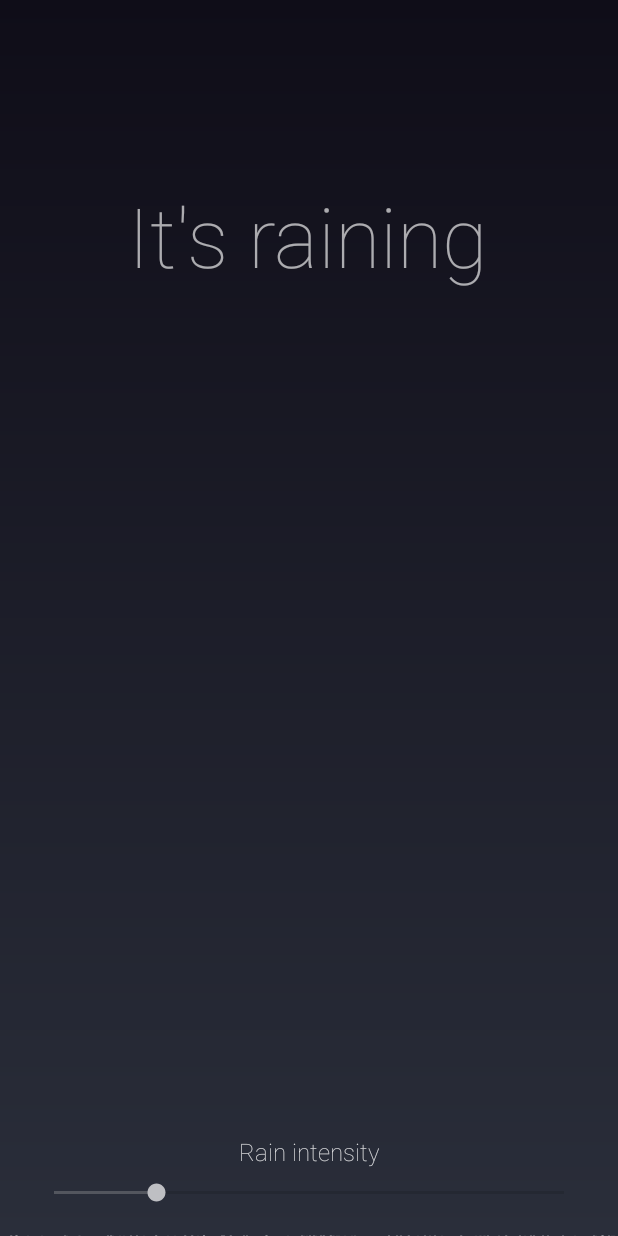
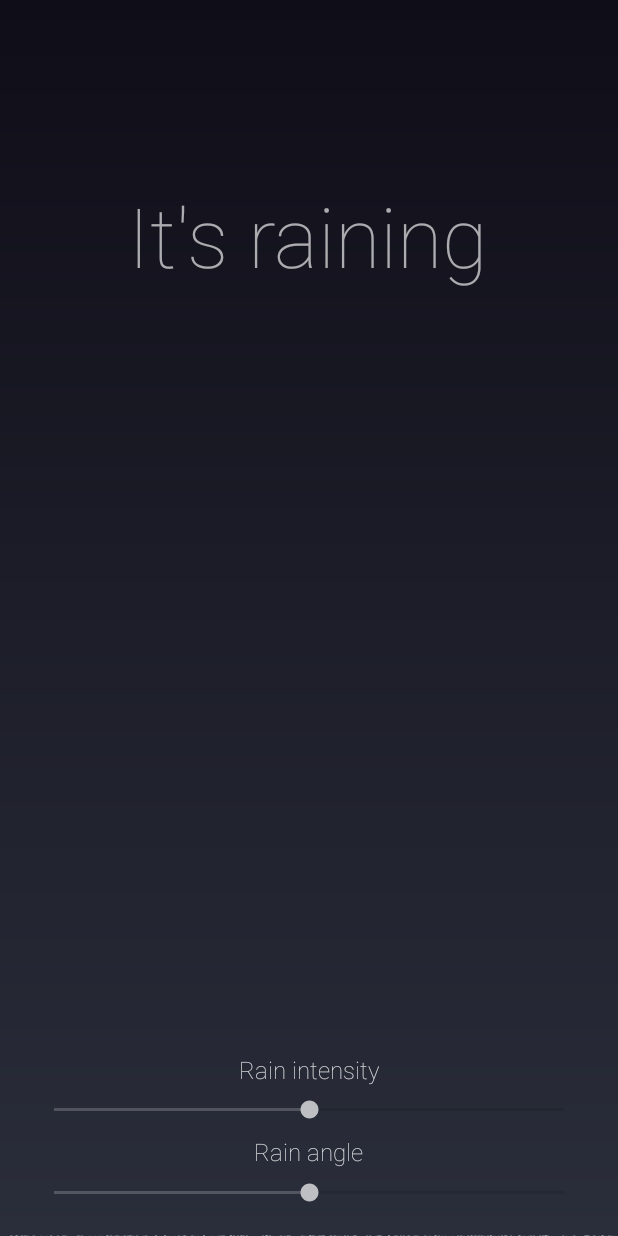
Before and after one commit to rmnvich/RainView, an Android app: the screen it shows after launch (MainActivity), on a phone screen of 412 x 824 dp. Run offline under Robolectric (Android 15) with nearby library versions, the phone set to English and light mode, and no system bars.

Commit message:
Changing rain angle

```diff
--- a/app/src/main/java/com/example/rain/Extensions.kt
+++ b/app/src/main/java/com/example/rain/Extensions.kt
@@ -1,7 +1,22 @@
 package com.example.rain
 
 import android.content.Context
+import android.widget.SeekBar
+import androidx.appcompat.widget.AppCompatSeekBar
 
 fun Context.dpToPx(dp: Float): Float {
     return resources.displayMetrics.density * dp
 }
+
+fun Float.degToRad(): Float {
+    return this * Math.PI.toFloat() / 180
+}
+
+inline fun AppCompatSeekBar.setOnProgressChangeListener(crossinline onProgressChanged: (Int) -> Unit) {
+    return this.setOnSeekBarChangeListener(object : SeekBar.OnSeekBarChangeListener {
+        override fun onStartTrackingTouch(seekBar: SeekBar?) = Unit
+        override fun onStopTrackingTouch(seekBar: SeekBar?) = Unit
+        override fun onProgressChanged(seekBar: SeekBar?, progress: Int, fromUser: Boolean) =
+            onProgressChanged(progress)
+    })
+}
--- a/app/src/main/java/com/example/rain/MainActivity.kt
+++ b/app/src/main/java/com/example/rain/MainActivity.kt
@@ -1,8 +1,8 @@
 package com.example.rain
 
 import android.annotation.SuppressLint
+import android.os.Build
 import android.os.Bundle
-import android.widget.SeekBar
 import androidx.appcompat.app.AppCompatActivity
 import kotlinx.android.synthetic.main.activity_main.*
 
@@ -11,21 +11,30 @@ class MainActivity : AppCompatActivity() {
     override fun onCreate(savedInstanceState: Bundle?) {
         super.onCreate(savedInstanceState)
         setContentView(R.layout.activity_main)
-        prepareSeekBar()
+        prepareIntensitySeekBar()
+        prepareAngleSeekBar()
     }
 
-    private fun prepareSeekBar() {
+    private fun prepareIntensitySeekBar() {
         rainIntensitySeekBar.progress = rainView.getRainIntensity()
-        rainIntensitySeekBar.setOnSeekBarChangeListener(object : SeekBar.OnSeekBarChangeListener {
-            override fun onProgressChanged(seekBar: SeekBar?, progress: Int, from: Boolean) {
-                if (progress != rainView.getRainIntensity()) {
-                    rainView.setRainIntensity(progress)
-                    handleWeatherTextView(progress)
-                }
+        rainIntensitySeekBar.setOnProgressChangeListener { progress ->
+            if (progress != rainView.getRainIntensity()) {
+                rainView.setRainIntensity(progress)
+                handleWeatherTextView(progress)
             }
-            override fun onStartTrackingTouch(seekBar: SeekBar?) = Unit
-            override fun onStopTrackingTouch(seekBar: SeekBar?) = Unit
-        })
+        }
+    }
+
+    private fun prepareAngleSeekBar() {
+        if (Build.VERSION.SDK_INT >= Build.VERSION_CODES.O) {
+            rainAngleSeekBar.min = -25
+        }
+        rainAngleSeekBar.progress = rainView.getRainAngle()
+        rainAngleSeekBar.setOnProgressChangeListener { progress ->
+            if (progress != rainView.getRainAngle()) {
+                rainView.setRainAngle(progress)
+            }
+        }
     }
 
     @SuppressLint("SetTextI18n")
--- a/app/src/main/java/com/example/rain/RainView.kt
+++ b/app/src/main/java/com/example/rain/RainView.kt
@@ -8,6 +8,8 @@ import android.util.AttributeSet
 import android.view.View
 import android.view.animation.LinearInterpolator
 import androidx.core.content.ContextCompat
+import kotlin.math.sin
+import kotlin.math.tan
 import kotlin.random.Random
 
 class RainView : View {
@@ -18,7 +20,7 @@ class RainView : View {
         val speed: Long
     ) {
         var x: Float = 0F
-        var y: Float = -100F
+        var y: Float = -DEFAULT_MAX_DROP_HEIGHT.toFloat()
     }
 
     private val rain: List<Drop> = ArrayList()
@@ -27,6 +29,7 @@ class RainView : View {
     private val rainAnimators: List<ValueAnimator> = ArrayList()
 
     private var rainIntensity: Int = 0
+    private var rainAngle: Int = 0
 
     constructor(context: Context?) : super(context) {
         initView(null)
@@ -51,6 +54,9 @@ class RainView : View {
             rainIntensity =
                 typedArray.getInt(R.styleable.RainView_rainIntensity, getDefaultRainIntensity())
 
+            rainAngle =
+                typedArray.getInt(R.styleable.RainView_rainAngle, getDefaultRainAngle())
+
             typedArray.recycle()
         } else {
             rainIntensity = getDefaultRainIntensity()
@@ -70,14 +76,17 @@ class RainView : View {
         if (canvas == null) return
 
         rain.forEachIndexed { dropIndex, drop ->
-            canvas.drawLine(
-                drop.x,
-                drop.y,
-                drop.x,
-                drop.y + context.dpToPx(drop.height),
-                rainPaints[dropIndex]
-            )
+            val stopY = drop.y + context.dpToPx(drop.height)
+            val stopX = tan(rainAngle.toFloat().degToRad()) * context.dpToPx(drop.height) + drop.x
+
+            canvas.drawLine(drop.x, drop.y, stopX, stopY, rainPaints[dropIndex])
         }
+    }
+
+    fun getRainAngle(): Int = rainAngle
+
+    fun setRainAngle(angle: Int) {
+        rainAngle = angle
     }
 
     fun getRainIntensity(): Int = rainIntensity
@@ -157,10 +166,20 @@ class RainView : View {
     }
 
     private fun getDropValueAnimator(dropIndex: Int): ValueAnimator {
-        return ValueAnimator.ofInt(0, measuredHeight).apply {
+        return ValueAnimator.ofInt(-DEFAULT_MAX_DROP_HEIGHT, measuredHeight).apply {
             addUpdateListener { valueAnimator ->
                 val newYCoordinate = (valueAnimator.animatedValue as Int).toFloat()
+                val newXCoordinate = rain[dropIndex].x +
+                        sin(rainAngle.toFloat().degToRad()) *
+                        (measuredHeight.toFloat() / duration.toFloat()) *
+                        (newYCoordinate - rain[dropIndex].y)
+
                 rain[dropIndex].y = newYCoordinate
+
+                //FIXME: It's wrong
+                if (newXCoordinate > 0 && newXCoordinate < measuredWidth) {
+                    rain[dropIndex].x = newXCoordinate
+                } else rain[dropIndex].x = getRandomDropXCoordinate()
 
                 invalidate()
             }
@@ -183,12 +202,16 @@ class RainView : View {
         (DEFAULT_MAX_DROP_SPEED - DEFAULT_MIN_DROP_SPEED) + 1
     ) + DEFAULT_MIN_DROP_SPEED).toLong()
 
+    //TODO: Generate X with dependency with angle
     private fun getRandomDropXCoordinate() = Random.nextInt(measuredWidth).toFloat()
 
     private fun getDefaultRainIntensity() = DEFAULT_RAIN_INTENSITY
 
+    private fun getDefaultRainAngle() = DEFAULT_RAIN_ANGLE
+
     companion object {
         private const val DEFAULT_RAIN_INTENSITY = 200
+        private const val DEFAULT_RAIN_ANGLE = 5
 
         private const val DEFAULT_MIN_DROP_WIDTH = 1
         private const val DEFAULT_MAX_DROP_WIDTH = 2
--- a/app/src/main/res/layout/activity_main.xml
+++ b/app/src/main/res/layout/activity_main.xml
@@ -6,13 +6,6 @@
     android:layout_height="match_parent"
     android:background="@drawable/background">
 
-    <com.example.rain.RainView
-        android:id="@+id/rainView"
-        android:layout_width="match_parent"
-        android:layout_height="match_parent"
-        android:layout_gravity="center"
-        app:rainIntensity="100" />
-
     <androidx.appcompat.widget.AppCompatSeekBar
         android:id="@+id/rainIntensitySeekBar"
         android:layout_width="match_parent"
@@ -20,12 +13,52 @@
         android:layout_gravity="bottom|center_vertical"
         android:layout_marginStart="20dp"
         android:layout_marginEnd="20dp"
-        android:layout_marginBottom="20dp"
+        android:layout_marginBottom="75dp"
         android:alpha="0.7"
         android:max="500"
         android:progressTint="@color/colorDropEndGradient"
         android:thumbTint="@android:color/white"
         app:tickMarkTint="@android:color/white" />
+
+    <TextView
+        android:id="@+id/intensityTextView"
+        android:layout_width="wrap_content"
+        android:layout_height="wrap_content"
+        android:layout_gravity="bottom|center_horizontal"
+        android:layout_marginBottom="100dp"
+        android:alpha="0.85"
+        android:fontFamily="sans-serif-thin"
+        android:text="Rain intensity"
+        android:textColor="@android:color/white"
+        android:textSize="16sp"
+        tools:ignore="HardcodedText" />
+
+    <androidx.appcompat.widget.AppCompatSeekBar
+        android:id="@+id/rainAngleSeekBar"
+        android:layout_width="match_parent"
+        android:layout_height="wrap_content"
+        android:layout_gravity="bottom|center_vertical"
+        android:layout_marginStart="20dp"
+        android:layout_marginEnd="20dp"
+        android:layout_marginBottom="20dp"
+        android:alpha="0.7"
+        android:max="25"
+        android:progressTint="@color/colorDropEndGradient"
+        android:thumbTint="@android:color/white"
+        app:tickMarkTint="@android:color/white" />
+
+    <TextView
+        android:id="@+id/angleTextView"
+        android:layout_width="wrap_content"
+        android:layout_height="wrap_content"
+        android:layout_gravity="bottom|center_horizontal"
+        android:layout_marginBottom="45dp"
+        android:alpha="0.85"
+        android:fontFamily="sans-serif-thin"
+        android:text="Rain angle"
+        android:textColor="@android:color/white"
+        android:textSize="16sp"
+        tools:ignore="HardcodedText" />
 
     <TextView
         android:id="@+id/weatherTextView"
@@ -40,16 +73,11 @@
         android:textSize="55sp"
         tools:ignore="HardcodedText" />
 
-    <TextView
-        android:id="@+id/intensityTextView"
-        android:layout_width="wrap_content"
-        android:layout_height="wrap_content"
-        android:layout_gravity="bottom|center_horizontal"
-        android:layout_marginBottom="45dp"
-        android:alpha="0.85"
-        android:fontFamily="sans-serif-thin"
-        android:text="Rain intensity"
-        android:textColor="@android:color/white"
-        android:textSize="16sp"
-        tools:ignore="HardcodedText" />
+    <com.example.rain.RainView
+        android:id="@+id/rainView"
+        android:layout_width="match_parent"
+        android:layout_height="match_parent"
+        android:layout_gravity="center"
+        app:rainAngle="0"
+        app:rainIntensity="250" />
 </FrameLayout>
--- a/app/src/main/res/values/attrs.xml
+++ b/app/src/main/res/values/attrs.xml
@@ -2,6 +2,7 @@
 <resources>
     <declare-styleable name="RainView">
         <attr name="rainIntensity" format="integer" />
+        <attr name="rainAngle" format="integer" />
         <attr name="rainColor" format="color" />
     </declare-styleable>
 </resources>
```
